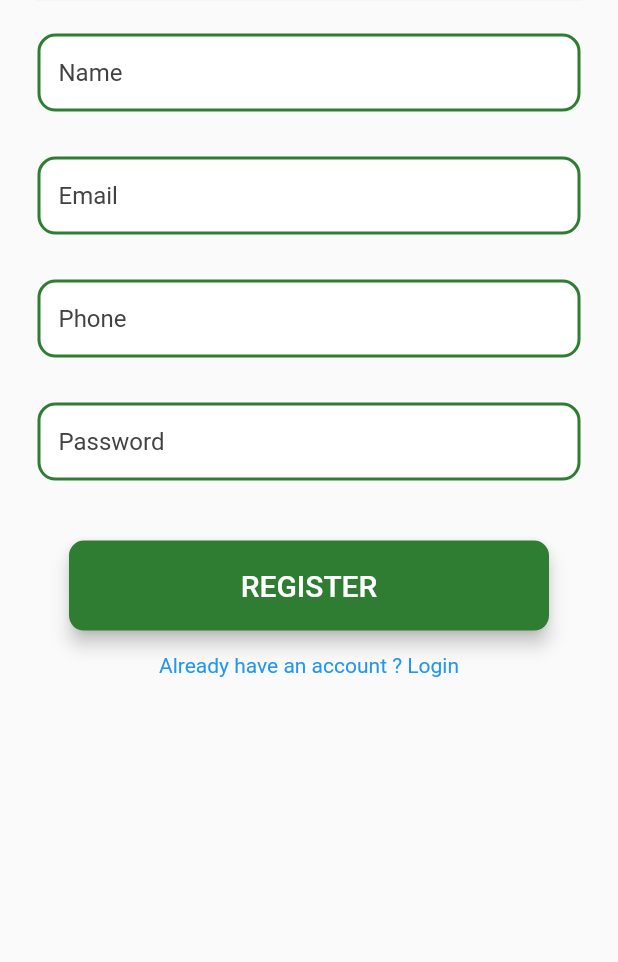
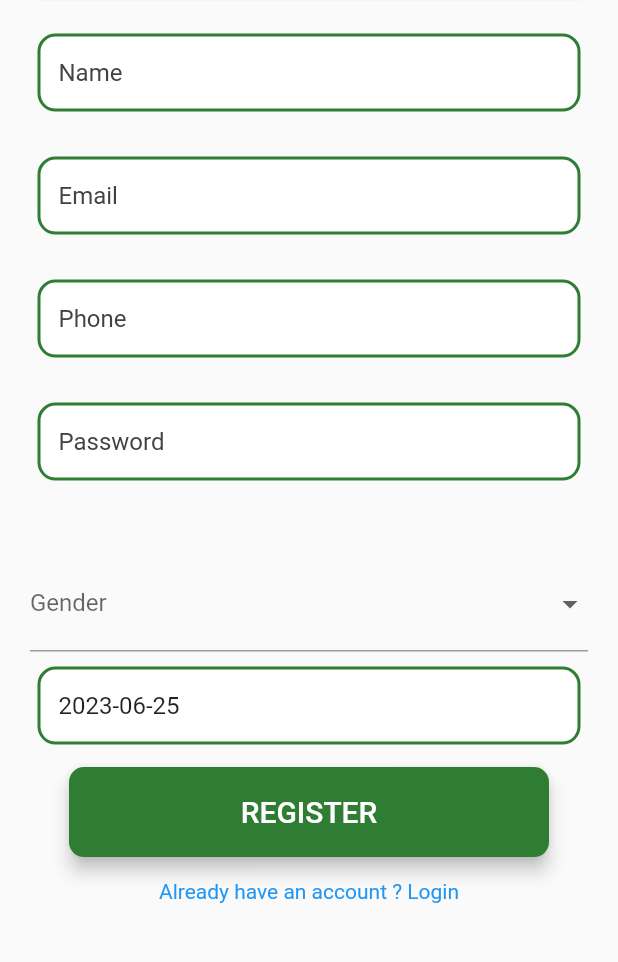
Before and after one commit to ahmedmili/licence_pfe_mobile, a Flutter app: the RegisterUserScreen screen opened by its route, after a tap on "REGISTER", on a phone screen of 412 x 824 dp, the part 109-1071 px from its top. Run offline on Flutter 3.47's test engine with Material 2 defaults, Android fonts, the phone set to English and light mode, and no system bars; our stand-ins replace barcode_widget, equatable, firebase_core, firebase_messaging, geolocator, get and 7 more; missing offline and left inert: flutter_barcode_scanner; accounts and stored records are empty.

Commit message:
[Update] sexe and birthday added in register

```diff
--- a/lib/Screens/user/registeruser.dart
+++ b/lib/Screens/user/registeruser.dart
@@ -1,6 +1,7 @@
 import 'dart:convert';
 import 'package:flutter/material.dart';
 import 'package:get/get.dart';
+import 'package:intl/intl.dart';
 import 'package:saverapp/dimensions.dart';
 import 'package:shared_preferences/shared_preferences.dart';
 import '../../Services/auth.dart';
@@ -24,6 +25,9 @@ class _RegisterScreenState extends State<RegisterUserScreen> {
   String _password = '';
   final int _roleId = 2;
 
+  DateTime _selectedDate = DateTime.now();
+  String? _selectedSex;
+
   createAccountPressed() async {
     bool emailValid = RegExp(
             r"^[a-zA-Z0-9.a-zA-Z0-9.!#$%&'*+-/=?^_`{|}~]+@[a-zA-Z0-9]+\.[a-zA-Z]+")
@@ -31,7 +35,14 @@ class _RegisterScreenState extends State<RegisterUserScreen> {
 
     if (emailValid) {
       Map response = await AuthServices.register(
-          _name, _email, _phone, _password, _roleId);
+        _name,
+        _email,
+        _phone,
+        _password,
+        _roleId,
+        _selectedSex.toString(),
+        _selectedDate.toIso8601String(),
+      );
       if (response["status"] == 400) {
         final err = response["error"];
         if (err["phone"] != null) {
@@ -42,6 +53,10 @@ class _RegisterScreenState extends State<RegisterUserScreen> {
           Get.snackbar("error".tr, err["name"][0]);
         } else if (err["password"] != null) {
           Get.snackbar("error".tr, err["password"][0]);
+        } else if (err["sexe"] != null) {
+          Get.snackbar("error".tr, err["sexe"][0]);
+        } else if (err["birthday"] != null) {
+          Get.snackbar("error".tr, err["birthday"][0]);
         }
       } else if (response["status"] == 200) {
         Get.snackbar("success".tr, response["message"]);
@@ -198,6 +213,98 @@ class _RegisterScreenState extends State<RegisterUserScreen> {
               const SizedBox(
                 height: 40,
               ),
+              /////
+              ///
+              ///
+              ///
+              const SizedBox(height: 10),
+              DropdownButtonFormField<String>(
+                decoration: const InputDecoration(labelText: 'Gender'),
+                items: ['male', 'female'] // male,female
+                    .map((String value) => DropdownMenuItem<String>(
+                          value: value,
+                          child: Text(value),
+                        ))
+                    .toList(),
+                validator: (value) {
+                  if (value == null) {
+                    return 'Please select your gender';
+                  }
+                  return null;
+                },
+                onChanged: (value) {
+                  setState(() {
+                    _selectedSex = value;
+                  });
+                },
+                value: _selectedSex, // Set the default value of the dropdown
+              ),
+              const SizedBox(height: 10),
+
+              /////
+              ///
+              ///*
+              GestureDetector(
+                onTap: () async {
+                  final DateTime? date = await showDatePicker(
+                    context: context,
+                    initialDate: DateTime(2000),
+                    firstDate: DateTime(1950),
+                    lastDate: DateTime(2100),
+                  );
+                  if (date != null) {
+                    // ignore: use_build_context_synchronously
+                    // final TimeOfDay? time = await showTimePicker(
+                    //   context: context,
+                    //   initialTime: TimeOfDay.now(),
+                    // );
+                    // if (time != null) {
+                    setState(() {
+                      _selectedDate = DateTime(
+                        date.year, date.month, date.day,
+                        // time.hour, time.minute
+                      );
+                    });
+                    // }
+                  }
+                },
+                child: AbsorbPointer(
+                  child: Padding(
+                    padding: const EdgeInsets.symmetric(horizontal: 5.0),
+                    child: Container(
+                      decoration: BoxDecoration(
+                        color: Colors.white,
+                        border:
+                            Border.all(color: Colors.green.shade800, width: 2),
+                        borderRadius: BorderRadius.circular(12),
+                      ),
+                      child: Padding(
+                        padding: const EdgeInsets.only(left: 12.0),
+                        child: TextField(
+                          controller: TextEditingController(
+                            text: _selectedDate == null
+                                ? ''
+                                // : DateFormat('yyyy-MM-dd HH:mm:ss')
+                                : DateFormat('yyyy-MM-dd')
+                                    .format(_selectedDate),
+                          ),
+                          decoration: InputDecoration(
+                            border: InputBorder.none,
+                            hintText: 'birth_date'.tr,
+                            hintStyle: TextStyle(color: Colors.grey.shade800),
+                          ),
+                        ),
+                      ),
+                    ),
+                  ),
+                ),
+              ),
+              const SizedBox(
+                height: 15,
+              ),
+
+              ///
+              ///
               RoundedButton(
                 btnText: 'REGISTER',
                 onBtnPressed: () => createAccountPressed(),
--- a/lib/Services/auth.dart
+++ b/lib/Services/auth.dart
@@ -7,15 +7,26 @@ import 'dart:io';
 final GlobalController controller = Get.find<GlobalController>();
 
 class AuthServices {
-  static Future<Map> register(String name, String email, String phone,
-      String password, int roleId) async {
+  static Future<Map> register(
+    String name,
+    String email,
+    String phone,
+    String password,
+    int roleId,
+    String sexe,
+    String birthday,
+  ) async {
     Map data = {
       "name": name,
       "email": email,
       "phone": phone,
       "password": password,
       "roleId": roleId,
+      "sexe": sexe,
+      "birthday": birthday, //birthday
     };
+    print(birthday);
+    // throw birthday;
     var body = json.encode(data);
     var url = Uri.parse('${baseURL}user/register');
     http.Response response = await http.post(
@@ -24,10 +35,12 @@ class AuthServices {
       body: body,
     );
 
-    // print(jsonDecode(response.body)["status"]);
-    // print(response.statusCode);
+    print(jsonDecode(response.body)["status"]);
+    print(response.statusCode);
     if (response.statusCode == 200) {
       if (jsonDecode(response.body)["status"] == 400) {
+        // print(sexe);
+        print(jsonDecode(response.body));
         print("400");
         return {
           "error": jsonDecode(response.body)["0"],
--- a/lib/Services/globals.dart
+++ b/lib/Services/globals.dart
@@ -9,7 +9,6 @@ const String localhost = "192.168.1.20";
 // const String localhost = "10.0.2.2";
 
 const String baseURL = "http://$localhost:8000/api/";
-
 
 Map<String, String> headers = {
   "Content-Type": "application/json",
--- a/lib/translator/En.dart
+++ b/lib/translator/En.dart
@@ -67,6 +67,8 @@ class Languages extends Translations {
           'Get_Position': 'Obtenir position',
           'Send_Request': 'Envoyer une demande',
           'account_question': 'Vous avez déjà un compte ? Connexion ?',
+          'birth_date': 'date d\'anniversaire',
+
           // food details
           'Title': 'Titre',
           'Initial_quantity': 'Quantité initiale',
@@ -141,6 +143,7 @@ class Languages extends Translations {
           'Get_Position': 'Get Position',
           'Send_Request': 'Send Request',
           'account_question': 'Already have an account ? Login',
+          'birth_date': 'birthday',
           // food details
           'Title': 'Title',
           'Initial_quantity': 'Initial quantity',
```
